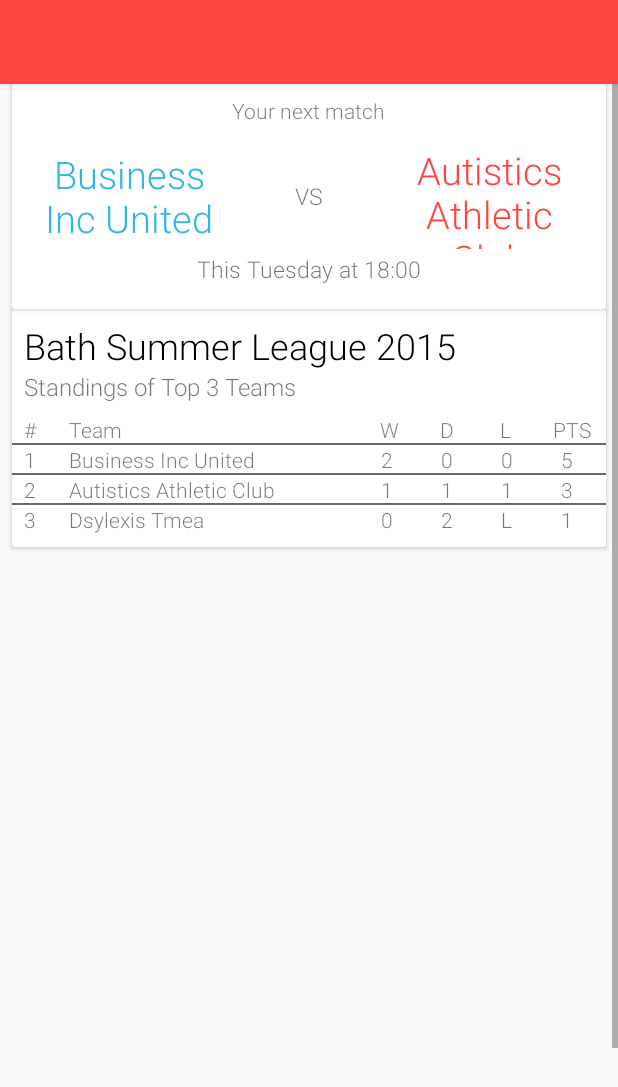
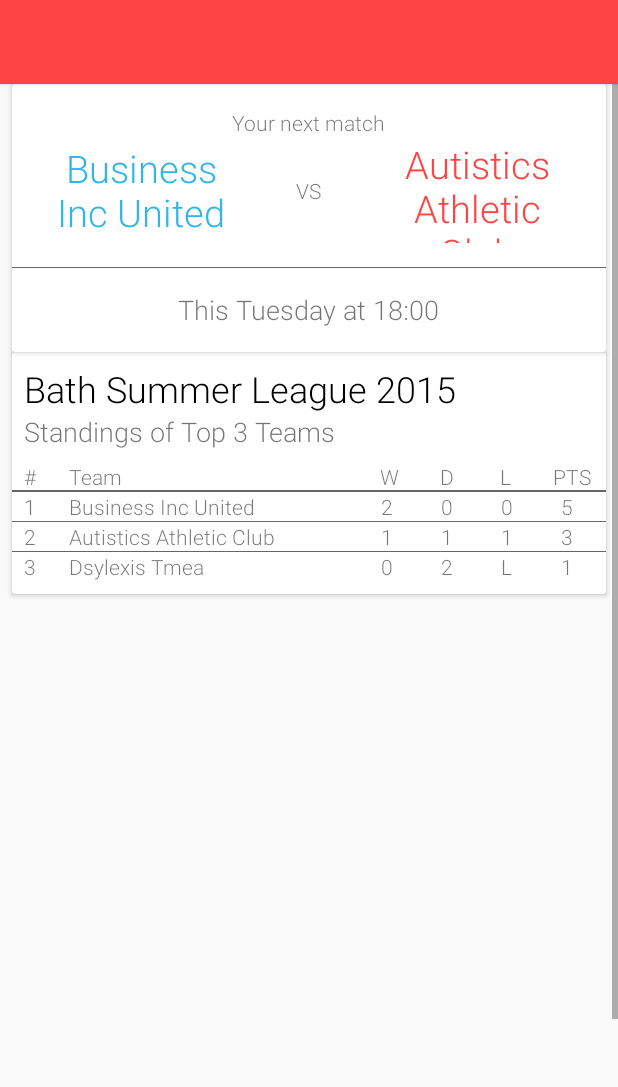
Before and after one commit to georgepaw/BusinessIncAndroid, an Android app: the HomePageActivity screen opened directly, with no data from a screen before it, on a phone screen of 412 x 824 dp. Shown: the top 1087 px of the screen. Run offline under Robolectric (Android 15) with nearby library versions, the phone set to English and light mode, and no system bars.

Commit message:
Made cards more delightful

```diff
--- a/Bath Touch/app/src/main/res/layout/home_card_next_match.xml
+++ b/Bath Touch/app/src/main/res/layout/home_card_next_match.xml
@@ -5,7 +5,7 @@
     xmlns:card_view="http://schemas.android.com/apk/res-auto"
     android:id="@+id/home_page_card_table"
     android:layout_width="fill_parent"
-    android:layout_height="150dp"
+    android:layout_height="wrap_content"
     android:layout_marginLeft="8dp"
     android:layout_marginRight="8dp"
     card_view:cardCornerRadius="2dp">
@@ -13,8 +13,13 @@
     <RelativeLayout
         android:layout_width="match_parent"
         android:layout_height="match_parent"
-        android:padding="8dp">
+        >
 
+        <RelativeLayout
+            android:layout_width="match_parent"
+            android:layout_height="wrap_content"
+            android:padding="16dp"
+            android:id="@+id/home_card_next_match_name_layout">
 
             <TextView
                 android:id="@+id/home_card_next_match_heading"
@@ -22,14 +27,15 @@
                 android:layout_height="wrap_content"
                 android:layout_centerHorizontal="true"
                 android:layout_gravity="center_horizontal"
-            android:text="Your next match" />
+                android:text="Your next match"
+                android:textSize="14sp" />
 
             <RelativeLayout
+                android:layout_alignTop="@id/home_card_next_match_heading"
                 android:layout_width="match_parent"
                 android:layout_height="70dp"
                 android:layout_centerInParent="true"
                 android:layout_marginTop="20dp"
-
                 android:orientation="horizontal"
 
                 >
@@ -52,7 +58,7 @@
                     android:layout_gravity="center"
                     android:gravity="center"
                     android:text="VS"
-                android:textSize="15sp"
+                    android:textSize="14sp"
 
                     />
 
@@ -67,18 +73,38 @@
                     android:textColor="@color/red"
                     android:textSize="25sp" />
 
-        </RelativeLayout>
-
-        <TextView
-            android:layout_width="wrap_content"
-            android:layout_height="wrap_content"
-            android:layout_alignParentBottom="true"
-            android:layout_centerHorizontal="true"
-            android:layout_gravity="center"
-            android:layout_marginBottom="8dp"
-            android:text="This Tuesday at 18:00"
-            android:textSize="15sp" />
 
 
             </RelativeLayout>
+
+        </RelativeLayout>
+
+        <View
+            android:layout_width="match_parent"
+            android:layout_height="1px"
+            android:layout_below="@id/home_card_next_match_name_layout"
+            android:background="@color/grey"
+            android:layout_marginBottom="8dp">
+
+        </View>
+
+        <TextView
+            android:id="@+id/home_card_next_match_pretty_time"
+            android:layout_width="wrap_content"
+            android:layout_height="wrap_content"
+            android:layout_below="@id/home_card_next_match_name_layout"
+            android:layout_centerHorizontal="true"
+            android:layout_gravity="center"
+            android:layout_marginTop="8dp"
+            android:text="This Tuesday at 18:00"
+            android:textSize="18sp"
+            android:layout_margin="16dp"
+            />
+
+
+
+
+    </RelativeLayout>
+
+
 </android.support.v7.widget.CardView>
--- a/Bath Touch/app/src/main/res/layout/home_card_table.xml
+++ b/Bath Touch/app/src/main/res/layout/home_card_table.xml
@@ -39,7 +39,7 @@
                 android:layout_marginLeft="8dp"
                 android:layout_marginBottom="8dp"
                 android:text="Subheader"
-                android:textSize="16sp"/>
+                android:textSize="18sp"/>
 
             <RelativeLayout xmlns:android="http://schemas.android.com/apk/res/android"
                 android:orientation="horizontal" android:layout_width="match_parent"
@@ -164,7 +164,7 @@
                 <View
                     android:layout_alignParentLeft="true"
                     android:layout_width="fill_parent"
-                    android:layout_height="1dp"
+                    android:layout_height="1px"
                     android:background="@color/grey"
                     android:layout_alignBottom="@id/team_name1"/>
 
@@ -229,7 +229,7 @@
                 <View
                     android:layout_alignParentLeft="true"
                     android:layout_width="fill_parent"
-                    android:layout_height="1dp"
+                    android:layout_height="1px"
                     android:background="@color/grey"
                     android:layout_alignBottom="@id/team_name2"/>
 
```
Lines whose indentation alone changed are shown as unchanged.
